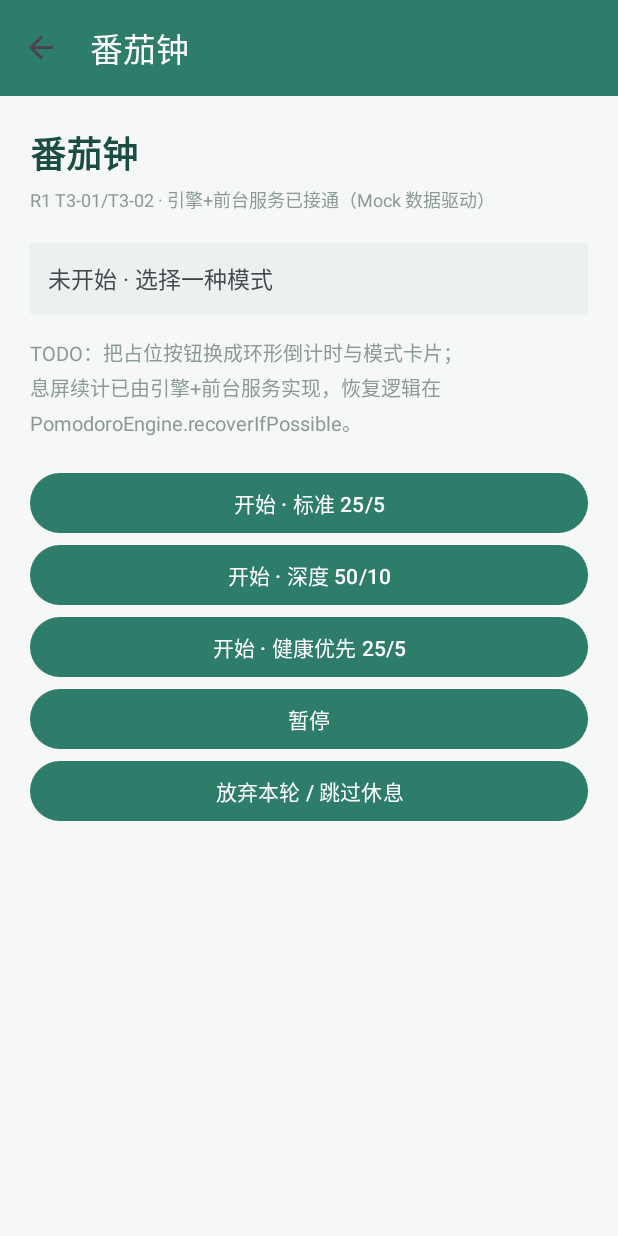
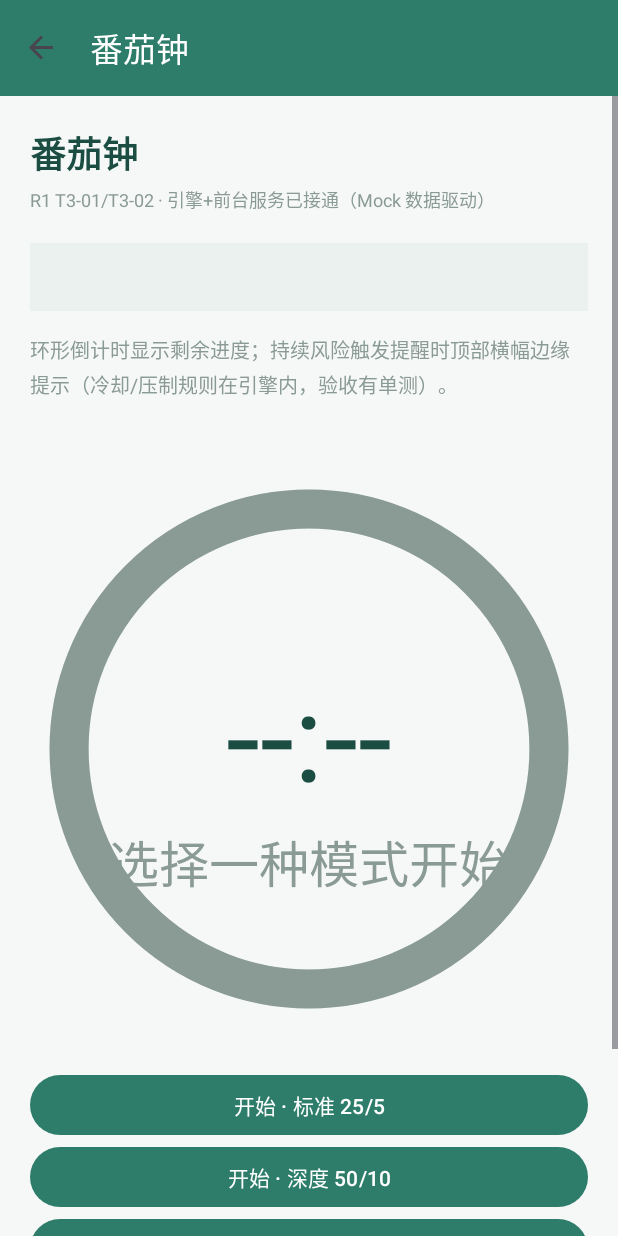
Before and after one commit to Giter639/Longxiang12, an Android app: the P06PomodoroPage screen opened through its navigation route, on a phone screen of 412 x 824 dp. Run offline under Robolectric (Android 15) with nearby library versions, the phone set to English and light mode, and no system bars; our stand-ins replace navigation-ui.

Commit message:
T3-04/T6-01: 休息恢复校验+报告下一步建议；P06 环形倒计时与提醒横幅；P13 趋势折线图

```diff
--- a/FocusDu/app/src/main/java/com/focusdu/app/AppContainer.kt
+++ b/FocusDu/app/src/main/java/com/focusdu/app/AppContainer.kt
@@ -11,7 +11,10 @@ import com.focusdu.app.pomodoro.RoomPomodoroStore
 import com.focusdu.app.reminder.ReminderEngine
 import com.focusdu.app.reminder.RiskEventWire
 import com.focusdu.app.report.ReportGenerator
+import com.focusdu.app.report.RestValidator
 import com.focusdu.app.track.RoomTracker
+import kotlinx.coroutines.flow.distinctUntilChanged
+import kotlinx.coroutines.flow.map
 
 import com.focusdu.app.vision.BaselineStore
 import com.focusdu.app.vision.CameraStreamer
@@ -58,6 +61,7 @@ class AppContainer(context: Context) {
     private val spanLogger = StateSpanLogger(clock, tracker, pomodoroEngine.state, debouncer.ui)
     private val riskWire = RiskEventWire(clock, reminderEngine, pomodoroEngine, debouncer.ui, pomodoroEngine.state)
     private val sampleRecorder = VisionSampleRecorder(db, pomodoroEngine.state)
+    val restValidator = RestValidator(clock, tracker)
 
     fun onAppReady() {
         tracker.sessionBinder = { pomodoroEngine.state.value.sessionId }   // 埋点自动归入当前会话
@@ -67,5 +71,17 @@ class AppContainer(context: Context) {
         appScope.launch { visionEngine.samples().collect { sampleRecorder.onSample(it) } }   // 采样落盘
         spanLogger.start(appScope)
         riskWire.start(appScope)
+        // T3-04 休息恢复校验：观察相位变化 + 实时状态流
+        appScope.launch {
+            pomodoroEngine.state
+                .map { it.phase to it.sessionId }
+                .distinctUntilChanged()
+                .collect { (phase, sid) -> restValidator.onPhase(phase, sid) }
+        }
+        appScope.launch {
+            debouncer.ui.collect { u ->
+                (u as? StateStreamDebouncer.UiState.Live)?.let { restValidator.onVisionState(it.state) }
+            }
+        }
     }
 }
--- a/FocusDu/app/src/main/java/com/focusdu/app/report/ReportGenerator.kt
+++ b/FocusDu/app/src/main/java/com/focusdu/app/report/ReportGenerator.kt
@@ -69,6 +69,8 @@ class ReportGenerator(
         }
         appendLine("休息：共 ${fmtMin(m.breakMs)}，有效休息 ${m.effectiveRestCount} 次（累计 ${fmtMin(m.effectiveRestMs)}）")
         appendLine("数据可信度：样本 ${m.sampleCount}/${m.expectedSamples}，完整度 ${(m.completeness * 100).roundToInt()}%")
+        val tips = ReportAdvisor.advise(m)
+        appendLine("下一步建议：${tips.joinToString("；") { it }}")
         if (m.missingDataFlags.isNotEmpty()) {
             appendLine("缺失项：${m.missingDataFlags.joinToString("、")}")
         }
--- a/FocusDu/app/src/main/java/com/focusdu/app/ui/common/AppSessionViewModel.kt
+++ b/FocusDu/app/src/main/java/com/focusdu/app/ui/common/AppSessionViewModel.kt
@@ -49,6 +49,10 @@ class AppSessionViewModel(private val container: AppContainer) : ViewModel() {
     fun setDefer(enabled: Boolean) { container.reminderEngine.deferMode = enabled }
     fun drainDeferredForRest() = container.reminderEngine.drainDeferredForRest()
 
+    // ---- 休息恢复校验（T3-04） ----
+    fun restCheck() = container.restValidator.lastCheck()
+    fun currentAwayMs() = container.restValidator.currentAwayMs()
+
     // ---- 报告（T6-01/02/03） ----
     suspend fun generateReport(): ReportEntity? {
         val sessionId = container.pomodoroStore.recentSessions(1).firstOrNull()?.sessionId ?: return null
--- /dev/null
+++ b/FocusDu/app/src/main/java/com/focusdu/app/ui/common/RingCountdownView.kt
@@ -0,0 +1,67 @@
+package com.focusdu.app.ui.common
+
+import android.graphics.Canvas
+import android.graphics.Paint
+import android.graphics.RectF
+import android.view.View
+
+/**
+ * P06 环形倒计时：进度圆环 + 中央剩余时间。progress = 剩余/目标。
+ */
+class RingCountdownView(context: android.content.Context) : View(context) {
+
+    private var progress = 1f          // 1 = 满（刚开始）
+    private var text = "25:00"
+    private var subText = ""
+    private var ringColor = 0xFF2E7D6B.toInt()
+
+    private val bgPaint = Paint(Paint.ANTI_ALIAS_FLAG).apply {
+        style = Paint.Style.STROKE
+        color = 0xFFDCE7E3.toInt()
+    }
+    private val fgPaint = Paint(Paint.ANTI_ALIAS_FLAG).apply {
+        style = Paint.Style.STROKE
+        strokeCap = Paint.Cap.ROUND
+    }
+    private val timePaint = Paint(Paint.ANTI_ALIAS_FLAG).apply {
+        textAlign = Paint.Align.CENTER
+        color = 0xFF1B4D42.toInt()
+    }
+    private val subPaint = Paint(Paint.ANTI_ALIAS_FLAG).apply {
+        textAlign = Paint.Align.CENTER
+        color = 0xFF8A9A94.toInt()
+    }
+    private val rect = RectF()
+
+    fun update(remainingRatio: Float, timeText: String, sub: String, color: Int) {
+        progress = remainingRatio.coerceIn(0f, 1f)
+        text = timeText
+        subText = sub
+        ringColor = color
+        contentDescription = "$sub 剩余 $timeText"
+        invalidate()
+    }
+
+    override fun onDraw(canvas: Canvas) {
+        super.onDraw(canvas)
+        val size = minOf(width, height).toFloat()
+        val cx = width / 2f
+        val cy = height / 2f
+        val stroke = size * 0.07f
+        val half = size / 2f - stroke
+        rect.set(cx - half, cy - half, cx + half, cy + half)
+
+        bgPaint.strokeWidth = stroke
+        canvas.drawArc(rect, 0f, 360f, false, bgPaint)
+        fgPaint.strokeWidth = stroke
+        fgPaint.color = ringColor
+        canvas.drawArc(rect, -90f, 360f * progress, false, fgPaint)
+
+        timePaint.textSize = size * 0.22f
+        canvas.drawText(text, cx, cy + size * 0.06f, timePaint)
+        subPaint.textSize = size * 0.09f
+        if (subText.isNotEmpty()) {
+            canvas.drawText(subText, cx, cy + size * 0.24f, subPaint)
+        }
+    }
+}
--- a/FocusDu/app/src/main/java/com/focusdu/app/ui/pages/MonitorPages.kt
+++ b/FocusDu/app/src/main/java/com/focusdu/app/ui/pages/MonitorPages.kt
@@ -1,5 +1,8 @@
 package com.focusdu.app.ui.pages
 
+import android.graphics.Color
+import android.view.Gravity
+import android.widget.TextView
 import androidx.lifecycle.lifecycleScope
 import com.focusdu.app.R
 import com.focusdu.app.databinding.FragmentPageBinding
@@ -7,15 +10,23 @@ import com.focusdu.app.pomodoro.Phase
 import com.focusdu.app.pomodoro.PomodoroMode
 import com.focusdu.app.reminder.ReminderAction
 import com.focusdu.app.ui.common.BasePageFragment
+import com.focusdu.app.ui.common.RingCountdownView
+import com.focusdu.app.ui.common.TrendLineChart
 import com.focusdu.app.vision.StateStreamDebouncer
 import kotlinx.coroutines.launch
+import android.os.Handler
+import android.os.Looper
 
-/** P06 番茄钟 —— R1（T3-01 三模式 / T3-02 计时恢复，验收：三模式可启动、息屏恢复误差<2s） */
+/** P06 番茄钟 —— R1（T3-01 三模式 / T3-02 计时恢复）：环形倒计时 + 提醒边缘横幅 */
 class P06PomodoroPage : BasePageFragment() {
     override val ownerTag = "R1 T3-01/T3-02 · 引擎+前台服务已接通（Mock 数据驱动）"
-    override val hintText = "TODO：把占位按钮换成环形倒计时与模式卡片；息屏续计已由引擎+前台服务实现，恢复逻辑在 PomodoroEngine.recoverIfPossible。"
+    override val hintText = "环形倒计时显示剩余进度；持续风险触发提醒时顶部横幅边缘提示（冷却/压制规则在引擎内，验收有单测）。"
 
     private var pauseResumeBtn: com.google.android.material.button.MaterialButton? = null
+    private var ring: RingCountdownView? = null
+    private var banner: TextView? = null
+    private var reminderCountAtStart = 0
+    private val handler = Handler(Looper.getMainLooper())
 
     override fun onPageReady(view: android.view.View) {
         addButton("开始 · 标准 25/5") { vm.startPomodoro(PomodoroMode.STANDARD) }
@@ -24,17 +35,65 @@ class P06PomodoroPage : BasePageFragment() {
         pauseResumeBtn = addButton("暂停") { togglePause() }
         addButton("放弃本轮 / 跳过休息") { vm.giveUp() }
 
+        // 环形倒计时
+        ring = RingCountdownView(requireContext()).apply {
+            layoutParams = android.widget.LinearLayout.LayoutParams(
+                android.widget.LinearLayout.LayoutParams.MATCH_PARENT, 640
+            )
+        }
+        binding.pageBody.addView(ring, 0)
+
+        // 提醒边缘横幅（REMIND 决策到达时显示 4 秒）
+        banner = TextView(requireContext()).apply {
+            setPadding(24, 20, 24, 20)
+            setBackgroundColor(Color.parseColor("#FDEBD0"))
+            setTextColor(Color.parseColor("#8C4A0F"))
+            textSize = 14f
+            gravity = Gravity.CENTER
+            visibility = android.view.View.GONE
+            layoutParams = android.widget.LinearLayout.LayoutParams(
+                android.widget.LinearLayout.LayoutParams.MATCH_PARENT,
+                android.widget.LinearLayout.LayoutParams.WRAP_CONTENT,
+            ).apply { bottomMargin = 24 }
+        }
+        binding.pageBody.addView(banner, 0)
+        reminderCountAtStart = vm.reminders.value.size
+
         viewLifecycleOwner.lifecycleScope.launch {
             vm.pomodoro.collect { s ->
-                binding.pageStatus.text = when (s.phase) {
-                    Phase.IDLE -> "未开始 · 选择一种模式"
-                    Phase.FOCUS -> "第 ${s.roundIndex} 轮 ${s.mode?.label} 专注 · 剩余 ${fmt(s.focusRemainingMs)}" +
-                            if (s.earlyBreakTriggered) "（已提前休息，下轮自动缩短）" else ""
-                    Phase.FOCUS_PAUSED -> "已暂停 · 已专注 ${fmt(s.focusElapsedMs)}"
-                    Phase.BREAK -> "休息 · 剩余 ${fmt(s.breakRemainingMs)}"
-                    Phase.FINISHED -> "本轮完成 · 去看报告"
+                ring?.let { r ->
+                    when (s.phase) {
+                        Phase.FOCUS -> r.update(
+                            s.focusRemainingMs.toFloat() / s.focusTargetMs.coerceAtLeast(1),
+                            fmt(s.focusRemainingMs), "专注中 · 第 ${s.roundIndex} 轮", 0xFF2E7D6B.toInt(),
+                        )
+                        Phase.FOCUS_PAUSED -> r.update(
+                            s.focusRemainingMs.toFloat() / s.focusTargetMs.coerceAtLeast(1),
+                            fmt(s.focusRemainingMs), "已暂停", 0xFFC65A1E.toInt(),
+                        )
+                        Phase.BREAK -> r.update(
+                            s.breakRemainingMs.toFloat() / s.breakTargetMs.coerceAtLeast(1),
+                            fmt(s.breakRemainingMs), "休息中" + if (s.earlyBreakTriggered) "（已提前）" else "", 0xFF3B7EA1.toInt(),
+                        )
+                        Phase.FINISHED -> r.update(0f, "完成", "本轮结束", 0xFF2E7D6B.toInt())
+                        Phase.IDLE -> r.update(1f, "--:--", "选择一种模式开始", 0xFF8A9A94.toInt())
+                    }
                 }
                 pauseResumeBtn?.text = if (s.phase == Phase.FOCUS_PAUSED) "继续" else "暂停"
+            }
+        }
+
+        viewLifecycleOwner.lifecycleScope.launch {
+            vm.reminders.collect { list ->
+                // 只对本页打开后新出现的提醒弹横幅（历史决策不打扰）
+                if (list.size > reminderCountAtStart) {
+                    val last = list.lastOrNull() ?: return@collect
+                    if (last.action == ReminderAction.REMIND) {
+                        banner?.text = "⚠ ${last.event.type}（${last.event.level}）持续风险，请调整姿势或起身"
+                        banner?.visibility = android.view.View.VISIBLE
+                        handler.postDelayed({ banner?.visibility = android.view.View.GONE }, 4000)
+                    }
+                }
             }
         }
     }
@@ -112,10 +171,10 @@ class P08ReminderCenterPage : BasePageFragment() {
     }
 }
 
-/** P09 休息页 —— R1（T3-04，验收：休息结束自动写入报告）；R4 恢复判定（T2-03） */
+/** P09 休息页 —— R1（T3-04，验收：休息结束自动写入报告）+ 恢复校验结果展示 */
 class P09RestPage : BasePageFragment() {
     override val ownerTag = "R1 休息页 T3-04 · R4 恢复识别 T2-03"
-    override val hintText = "TODO：休息倒计时大屏 + 起身引导 + 回来后的恢复校验展示（距离/姿态是否恢复）。延后消息摘要由 drainDeferredForRest 取。"
+    override val hintText = "休息期间自动统计离开屏幕时长；休息结束时恢复校验结论展示在这里，并自动写入本轮报告（REST_VALIDATED）。"
 
     override fun onPageReady(view: android.view.View) {
         addButton("查看延后消息摘要") {
@@ -127,11 +186,18 @@ class P09RestPage : BasePageFragment() {
 
         viewLifecycleOwner.lifecycleScope.launch {
             vm.pomodoro.collect { s ->
-                if (s.phase == Phase.BREAK) {
-                    val t = s.breakRemainingMs / 1000
-                    binding.pageStatus.text = "休息中 · 剩余 %02d:%02d · 建议起身远眺".format(t / 60, t % 60)
-                } else {
-                    binding.pageStatus.text = "休息页仅在番茄休息阶段生效（当前：${s.phase}）"
+                when (s.phase) {
+                    Phase.BREAK -> {
+                        val t = s.breakRemainingMs / 1000
+                        val away = vm.currentAwayMs() / 1000
+                        binding.pageStatus.text =
+                            "休息中 · 剩余 %02d:%02d\n已离开屏幕 $away 秒（≥60 秒算有效休息）\n建议起身远眺".format(t / 60, t % 60)
+                    }
+                    Phase.FINISHED -> {
+                        val check = vm.restCheck()
+                        binding.pageStatus.text = check?.summary ?: "本轮结束"
+                    }
+                    else -> binding.pageStatus.text = "休息页仅在番茄休息阶段生效（当前：${s.phase}）；休息结束后的恢复校验结论也会展示在这里"
                 }
             }
         }
```
Also changed, not shown: FocusDu/app/src/main/java/com/focusdu/app/report/ReportAdvisor.kt (added, +68 -0 lines), FocusDu/app/src/main/java/com/focusdu/app/report/RestValidator.kt (added, +101 -0 lines), FocusDu/app/src/main/java/com/focusdu/app/ui/common/TrendLineChart.kt (added, +90 -0 lines), FocusDu/app/src/main/java/com/focusdu/app/ui/pages/ReportPages.kt (+34 -7 lines), 2 other files.
